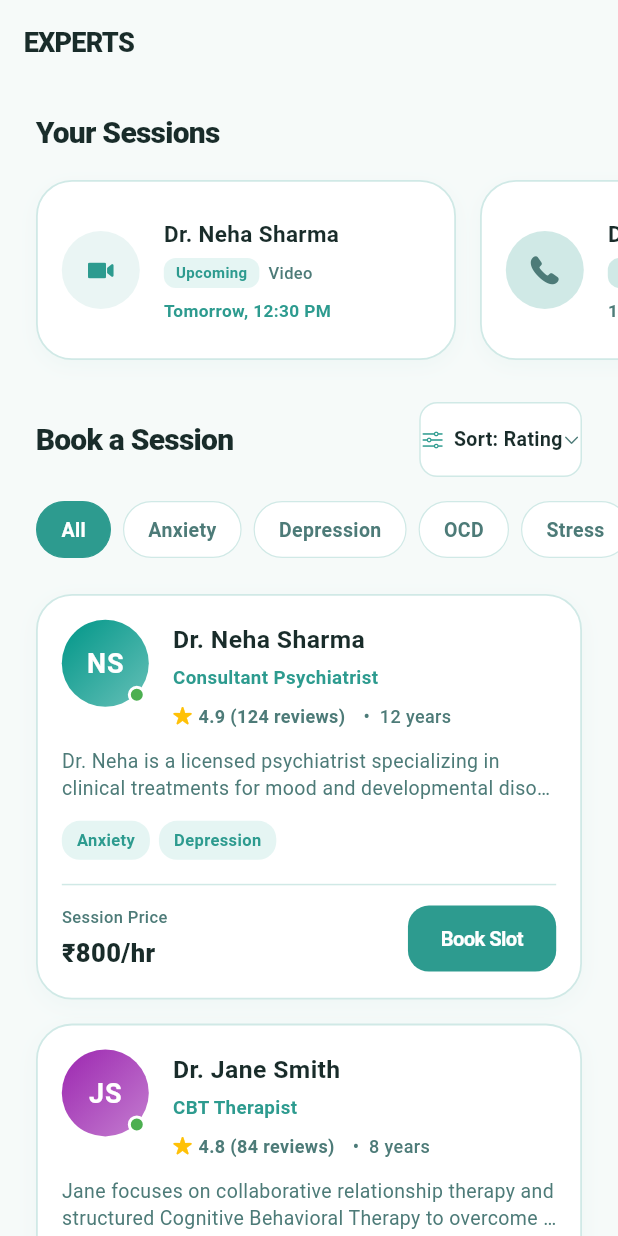
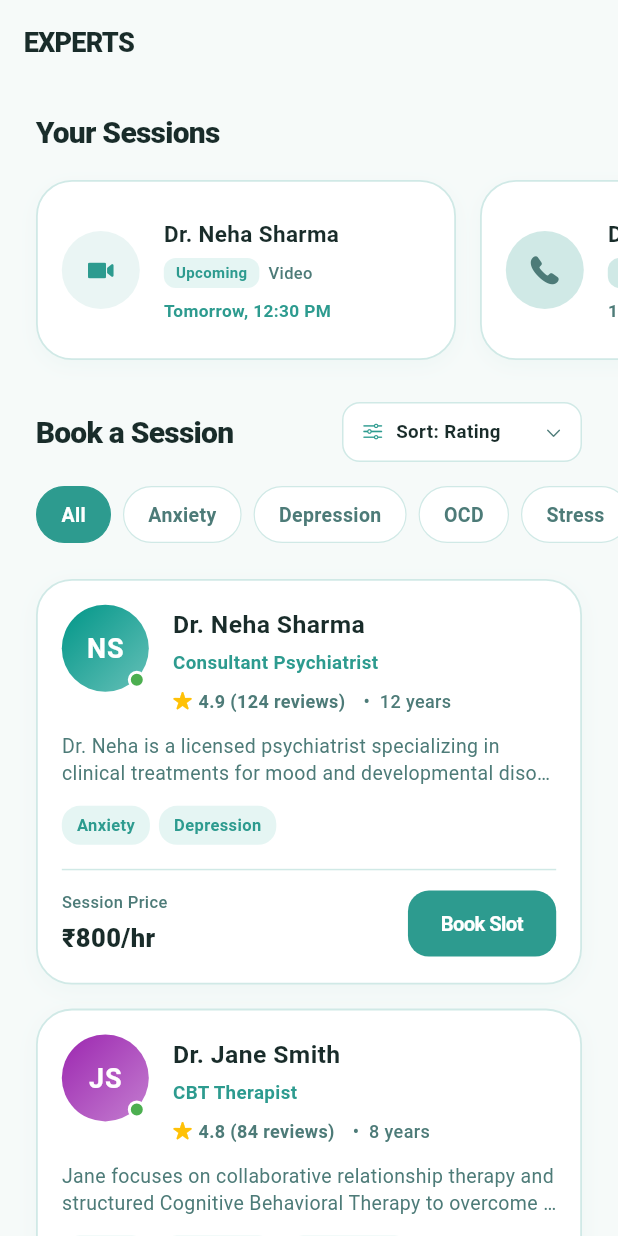
Before and after one commit to GeetishM/MindSarthi, a Flutter app: the ConsultPage screen opened directly, on a phone screen of 412 x 824 dp. Run offline on Flutter 3.47's test engine with Material 3 defaults, Android fonts, the phone set to English and light mode, and no system bars; drawn by our look-alikes of toastification; our stand-ins replace cloud_firestore, firebase_auth, firebase_core, firebase_messaging, flutter_local_notifications, flutter_markdown and 18 more; missing offline and left inert: flutter_sound; accounts and stored records are empty.

Commit message:
feat: implement ConsultPage with therapist listings, booking functionality, and associated unit tests

```diff
--- a/lib/features/personal_user/screens/2consultpage/consult.dart
+++ b/lib/features/personal_user/screens/2consultpage/consult.dart
@@ -313,6 +313,7 @@ class _ConsultPageState extends State<ConsultPage> {
                     ),
                   ),
                   FilterButton(
+
                     isDark: isDark,
                     selectedSort: _selectedSort,
                     onSelected: (val) {
@@ -483,38 +484,8 @@ class FilterButton extends StatelessWidget {
     final textPrimary = isDark ? AppColors.darkTextPrimary : AppColors.textPrimary;
     final textSecondary = isDark ? AppColors.darkTextSecondary : AppColors.textSecondary;
 
-    return Container(
-      decoration: BoxDecoration(
-        color: isDark ? AppColors.darkSurface : AppColors.surface,
-        border: Border.all(color: isDark ? AppColors.darkBorder : AppColors.border),
-        borderRadius: BorderRadius.circular(12.0),
-      ),
-      child: PopupMenuButton<String>(
+    return PopupMenuButton<String>(
       padding: EdgeInsets.zero,
-        icon: Row(
-          mainAxisSize: MainAxisSize.min,
-          children: [
-            Icon(
-              CupertinoIcons.slider_horizontal_3,
-              size: 16,
-              color: isDark ? AppColors.darkPrimary : AppColors.primary,
-            ),
-            const SizedBox(width: 6),
-            Text(
-              'Sort: $selectedSort',
-              style: TextStyle(
-                fontWeight: FontWeight.w600,
-                fontSize: 13,
-                color: textPrimary,
-              ),
-            ),
-            Icon(
-              CupertinoIcons.chevron_down,
-              size: 12,
-              color: textSecondary,
-            ),
-          ],
-        ),
       color: isDark ? AppColors.darkSurface2 : AppColors.surface,
       onSelected: onSelected,
       itemBuilder: (BuildContext context) {
@@ -545,6 +516,44 @@ class FilterButton extends StatelessWidget {
           );
         }).toList();
       },
+      child: Container(
+        width: 160,
+        height: 40,
+        padding: const EdgeInsets.symmetric(horizontal: 12),
+        decoration: BoxDecoration(
+          color: isDark ? AppColors.darkSurface : AppColors.surface,
+          border: Border.all(color: isDark ? AppColors.darkBorder : AppColors.border),
+          borderRadius: BorderRadius.circular(12.0),
+        ),
+        child: Row(
+          mainAxisAlignment: MainAxisAlignment.spaceBetween,
+          children: [
+            Icon(
+              CupertinoIcons.slider_horizontal_3,
+              size: 15,
+              color: isDark ? AppColors.darkPrimary : AppColors.primary,
+            ),
+            const SizedBox(width: 8),
+            Expanded(
+              child: Text(
+                'Sort: $selectedSort',
+                overflow: TextOverflow.ellipsis,
+                maxLines: 1,
+                style: TextStyle(
+                  fontWeight: FontWeight.w600,
+                  fontSize: 12.5,
+                  color: textPrimary,
+                ),
+              ),
+            ),
+            const SizedBox(width: 8),
+            Icon(
+              CupertinoIcons.chevron_down,
+              size: 12,
+              color: textSecondary,
+            ),
+          ],
+        ),
       ),
     );
   }
```
Also changed, not shown: 1 other file. Lines whose indentation alone changed are shown as unchanged.
